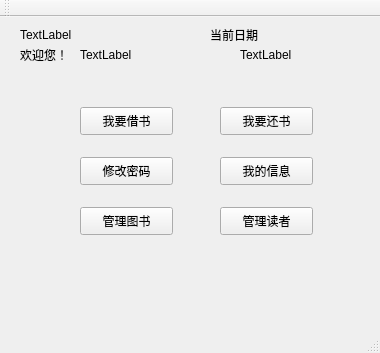
Above: mainwindow.ui from aRooooooba/Library before the change. Below: the same form after it.
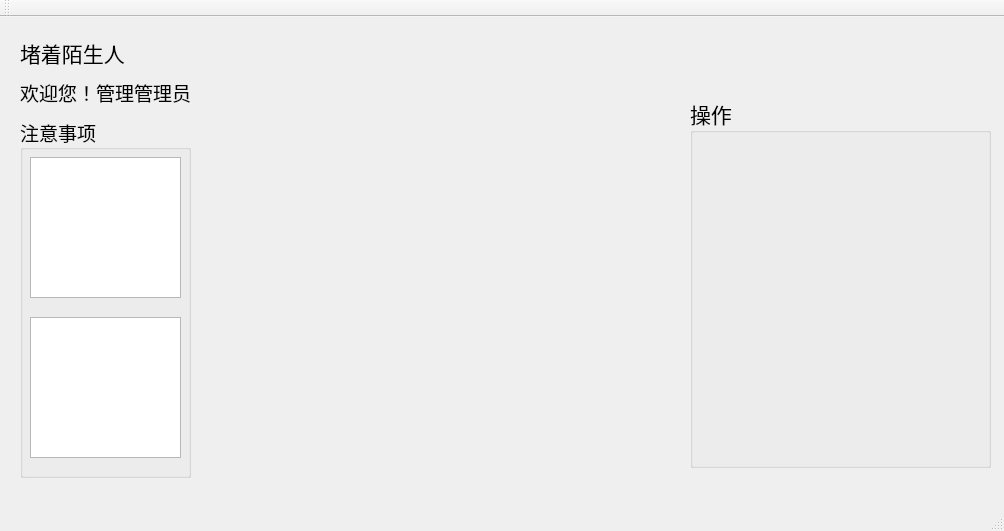
That is the form after the change.

Patch:
```diff
--- a/mainwindow.ui
+++ b/mainwindow.ui
@@ -6,156 +6,109 @@
    <rect>
     <x>0</x>
     <y>0</y>
-    <width>380</width>
-    <height>353</height>
+    <width>1004</width>
+    <height>531</height>
    </rect>
   </property>
   <property name="windowTitle">
    <string>图书馆</string>
   </property>
   <widget class="QWidget" name="centralWidget">
-   <widget class="QLabel" name="welcome">
-    <property name="geometry">
-     <rect>
-      <x>20</x>
-      <y>30</y>
-      <width>72</width>
-      <height>15</height>
-     </rect>
-    </property>
-    <property name="text">
-     <string>欢迎您！</string>
-    </property>
-   </widget>
    <widget class="QLabel" name="model">
     <property name="geometry">
      <rect>
       <x>20</x>
-      <y>10</y>
-      <width>72</width>
-      <height>15</height>
+      <y>20</y>
+      <width>141</width>
+      <height>31</height>
      </rect>
     </property>
-    <property name="text">
-     <string>TextLabel</string>
+    <property name="font">
+     <font>
+      <family>Adobe Arabic</family>
+      <pointsize>16</pointsize>
+     </font>
     </property>
-   </widget>
-   <widget class="QLabel" name="name">
-    <property name="geometry">
-     <rect>
-      <x>80</x>
-      <y>30</y>
-      <width>72</width>
-      <height>15</height>
-     </rect>
-    </property>
     <property name="text">
-     <string>TextLabel</string>
+     <string>堵着陌生人</string>
     </property>
    </widget>
-   <widget class="QPushButton" name="borrowBook">
+   <widget class="QLabel" name="welcome">
     <property name="geometry">
      <rect>
-      <x>80</x>
-      <y>90</y>
-      <width>93</width>
-      <height>28</height>
+      <x>20</x>
+      <y>60</y>
+      <width>221</width>
+      <height>31</height>
      </rect>
     </property>
-    <property name="text">
-     <string>我要借书</string>
+    <property name="font">
+     <font>
+      <family>Adobe Arabic</family>
+      <pointsize>14</pointsize>
+     </font>
     </property>
-   </widget>
-   <widget class="QPushButton" name="returnBook">
-    <property name="geometry">
-     <rect>
-      <x>220</x>
-      <y>90</y>
-      <width>93</width>
-      <height>28</height>
-     </rect>
-    </property>
     <property name="text">
-     <string>我要还书</string>
+     <string>欢迎您！管理管理员</string>
     </property>
    </widget>
-   <widget class="QPushButton" name="editPassword">
+   <widget class="QGroupBox" name="groupBox">
     <property name="geometry">
      <rect>
-      <x>80</x>
-      <y>140</y>
-      <width>93</width>
-      <height>28</height>
+      <x>690</x>
+      <y>80</y>
+      <width>301</width>
+      <height>371</height>
      </rect>
     </property>
-    <property name="text">
-     <string>修改密码</string>
+    <property name="font">
+     <font>
+      <family>Adobe Arabic</family>
+      <pointsize>16</pointsize>
+     </font>
     </property>
-   </widget>
-   <widget class="QPushButton" name="myInformation">
-    <property name="geometry">
-     <rect>
-      <x>220</x>
-      <y>140</y>
-      <width>93</width>
-      <height>28</height>
-     </rect>
+    <property name="title">
+     <string>操作</string>
     </property>
-    <property name="text">
-     <string>我的信息</string>
-    </property>
    </widget>
-   <widget class="QPushButton" name="manageBook">
+   <widget class="QGroupBox" name="groupBox_2">
     <property name="geometry">
      <rect>
-      <x>80</x>
-      <y>190</y>
-      <width>93</width>
-      <height>28</height>
+      <x>20</x>
+      <y>100</y>
+      <width>171</width>
+      <height>361</height>
      </rect>
     </property>
-    <property name="text">
-     <string>管理图书</string>
+    <property name="font">
+     <font>
+      <family>Adobe Arabic</family>
+      <pointsize>14</pointsize>
+     </font>
     </property>
-   </widget>
-   <widget class="QPushButton" name="managePeople">
-    <property name="geometry">
-     <rect>
-      <x>220</x>
-      <y>190</y>
-      <width>93</width>
-      <height>28</height>
-     </rect>
+    <property name="title">
+     <string>注意事项</string>
     </property>
-    <property name="text">
-     <string>管理读者</string>
-    </property>
-   </widget>
-   <widget class="QLabel" name="label">
-    <property name="geometry">
-     <rect>
-      <x>210</x>
-      <y>10</y>
-      <width>72</width>
-      <height>15</height>
-     </rect>
-    </property>
-    <property name="text">
-     <string>当前日期</string>
-    </property>
-   </widget>
-   <widget class="QLabel" name="date">
-    <property name="geometry">
-     <rect>
-      <x>240</x>
-      <y>30</y>
-      <width>72</width>
-      <height>15</height>
-     </rect>
-    </property>
-    <property name="text">
-     <string>TextLabel</string>
-    </property>
+    <widget class="QTextEdit" name="borrowWarning">
+     <property name="geometry">
+      <rect>
+       <x>10</x>
+       <y>40</y>
+       <width>151</width>
+       <height>141</height>
+      </rect>
+     </property>
+    </widget>
+    <widget class="QTextEdit" name="reserveReminder">
+     <property name="geometry">
+      <rect>
+       <x>10</x>
+       <y>200</y>
+       <width>151</width>
+       <height>141</height>
+      </rect>
+     </property>
+    </widget>
    </widget>
   </widget>
   <widget class="QMenuBar" name="menuBar">
```
Left out of the diff: 4 changed lines with no effect on the pictures.
